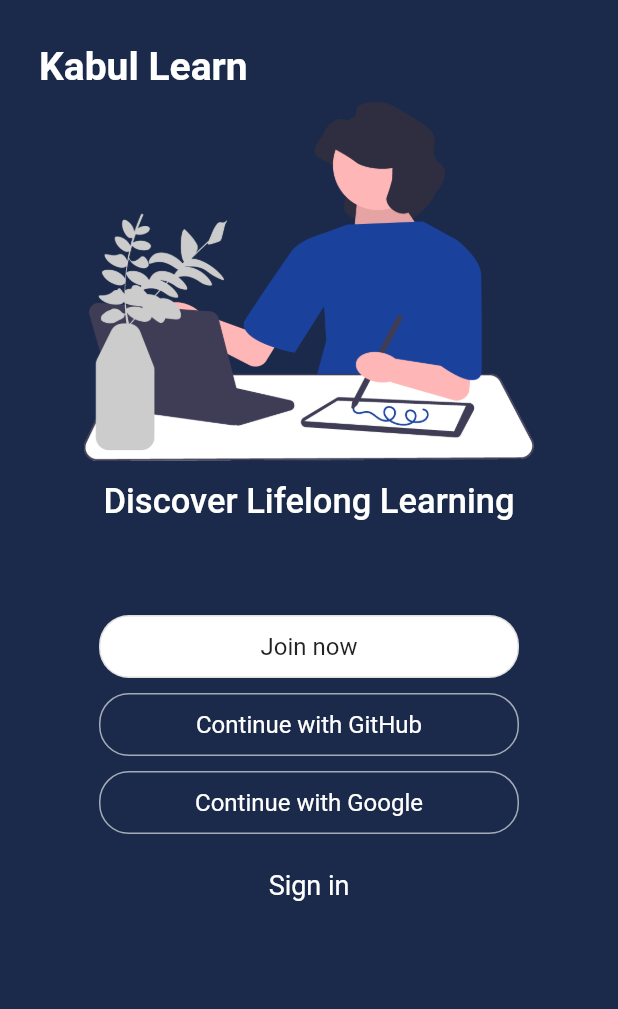
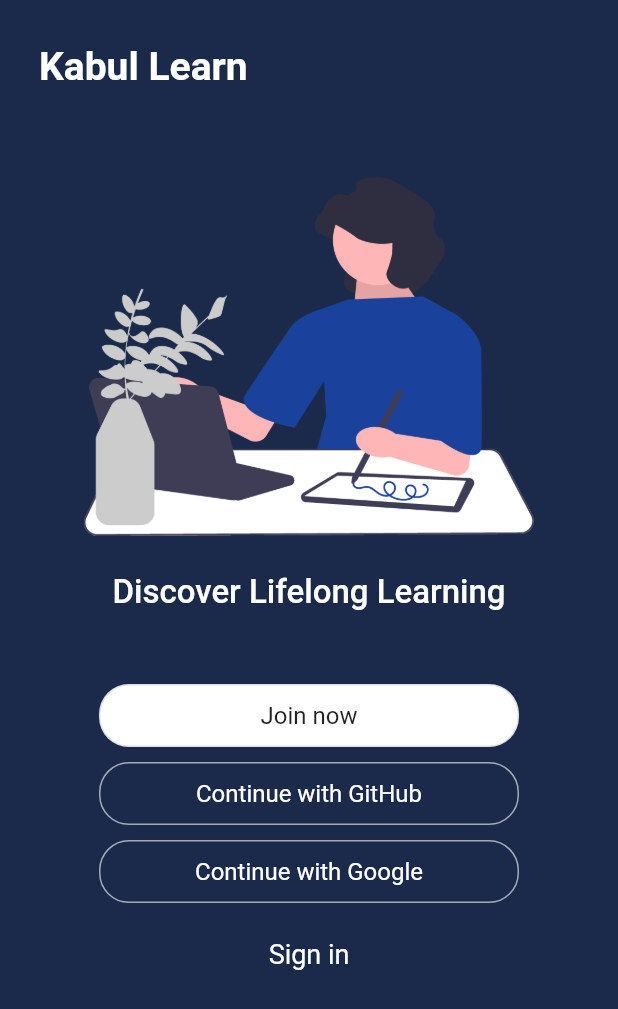
Before and after one commit to realstoman/flutter_login_register_ui, a Flutter app: the screen it shows after launch, on a phone screen of 412 x 824 dp. Shown: the top 1009 px of the screen. Run offline on Flutter 3.47's test engine with Material 2 defaults, Android fonts, the phone set to English and light mode, and no system bars; Roboto replaces fonts that are missing (Arial).

Commit message:
Banner spacing and alignment

```diff
--- a/lib/widgets/app_banner.dart
+++ b/lib/widgets/app_banner.dart
@@ -12,18 +12,21 @@ class AppBanner extends StatelessWidget {
           alignment: Alignment.center,
           child: Column(
             children: <Widget>[
-              SizedBox(
-                width: 300,
-                child: Image.asset('assets/images/learning.png'),
+              Padding(
+                padding: const EdgeInsets.only(top: 50.0),
+                child: SizedBox(
+                  width: 300,
+                  child: Image.asset('assets/images/learning.png'),
+                ),
               ),
               const Padding(
-                padding: EdgeInsets.all(14.0),
+                padding: EdgeInsets.only(top: 25.0),
                 child: Text('Discover Lifelong Learning',
                     style: TextStyle(
                       color: Colors.white,
                       fontFamily: 'Arial',
                       fontWeight: FontWeight.w500,
-                      fontSize: 23,
+                      fontSize: 22,
                     )),
               ),
             ],
```
